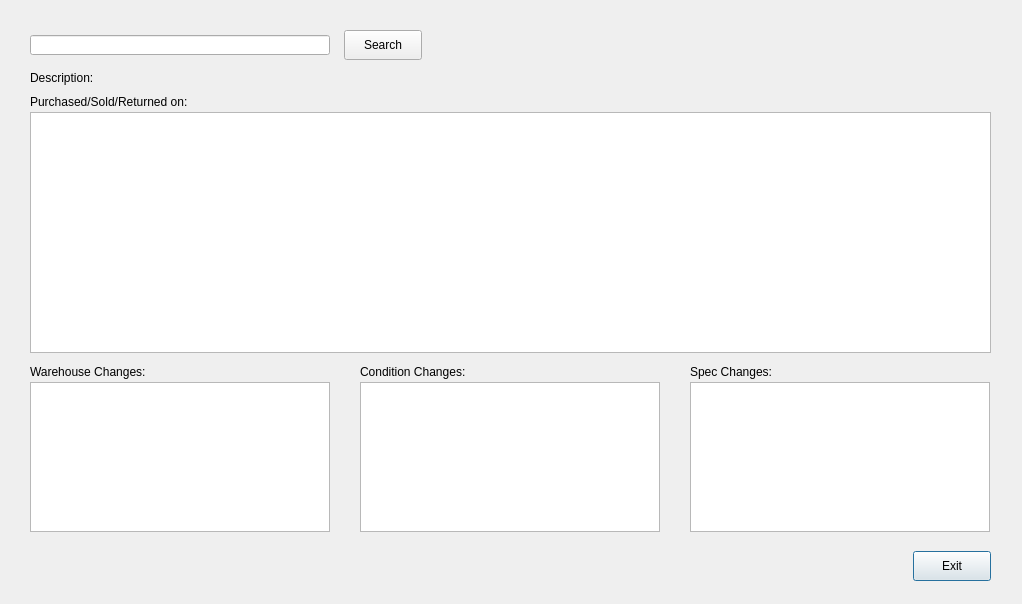
Qt form uis/trace_form.ui (andrei219/euromedia) before a commit.
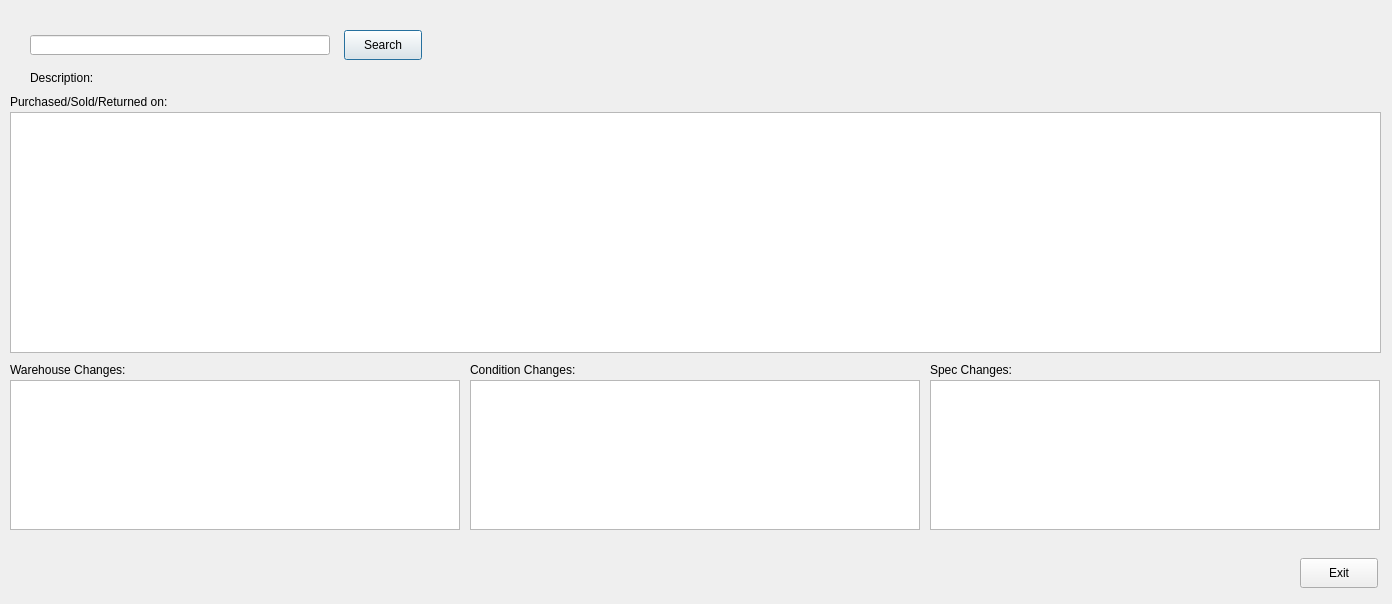
The same form after that commit.

Commit message: Trace fully implemented

```diff
--- a/uis/trace_form.ui
+++ b/uis/trace_form.ui
@@ -6,7 +6,7 @@
    <rect>
     <x>0</x>
     <y>0</y>
-    <width>1022</width>
+    <width>1392</width>
     <height>604</height>
    </rect>
   </property>
@@ -16,8 +16,8 @@
   <widget class="QPushButton" name="exit">
    <property name="geometry">
     <rect>
-     <x>913</x>
-     <y>551</y>
+     <x>1300</x>
+     <y>558</y>
      <width>78</width>
      <height>30</height>
     </rect>
@@ -25,6 +25,9 @@
    <property name="text">
     <string>Exit</string>
    </property>
+   <property name="autoDefault">
+    <bool>false</bool>
+   </property>
   </widget>
   <widget class="QPushButton" name="search_button">
    <property name="geometry">
@@ -38,13 +41,19 @@
    <property name="text">
     <string>Search</string>
    </property>
+   <property name="autoDefault">
+    <bool>false</bool>
+   </property>
+   <property name="default">
+    <bool>true</bool>
+   </property>
   </widget>
   <widget class="QTableView" name="wh_view">
    <property name="geometry">
     <rect>
-     <x>30</x>
-     <y>382</y>
-     <width>300</width>
+     <x>10</x>
+     <y>380</y>
+     <width>450</width>
      <height>150</height>
     </rect>
    </property>
@@ -52,9 +61,9 @@
   <widget class="QTableView" name="condition_view">
    <property name="geometry">
     <rect>
-     <x>360</x>
-     <y>382</y>
-     <width>300</width>
+     <x>470</x>
+     <y>380</y>
+     <width>450</width>
      <height>150</height>
     </rect>
    </property>
@@ -62,9 +71,9 @@
   <widget class="QTableView" name="spac_view">
    <property name="geometry">
     <rect>
-     <x>690</x>
-     <y>382</y>
-     <width>300</width>
+     <x>930</x>
+     <y>380</y>
+     <width>450</width>
      <height>150</height>
     </rect>
    </property>
@@ -72,9 +81,9 @@
   <widget class="QTableView" name="trace_view">
    <property name="geometry">
     <rect>
-     <x>30</x>
+     <x>10</x>
      <y>112</y>
-     <width>961</width>
+     <width>1371</width>
      <height>241</height>
     </rect>
    </property>
@@ -104,9 +113,9 @@
   <widget class="QLabel" name="label">
    <property name="geometry">
     <rect>
-     <x>30</x>
-     <y>362</y>
-     <width>120</width>
+     <x>10</x>
+     <y>360</y>
+     <width>121</width>
      <height>20</height>
     </rect>
    </property>
@@ -117,8 +126,8 @@
   <widget class="QLabel" name="label_2">
    <property name="geometry">
     <rect>
-     <x>360</x>
-     <y>362</y>
+     <x>470</x>
+     <y>360</y>
      <width>120</width>
      <height>20</height>
     </rect>
@@ -130,8 +139,8 @@
   <widget class="QLabel" name="label_3">
    <property name="geometry">
     <rect>
-     <x>690</x>
-     <y>362</y>
+     <x>930</x>
+     <y>360</y>
      <width>120</width>
      <height>20</height>
     </rect>
@@ -143,7 +152,7 @@
   <widget class="QLabel" name="label_4">
    <property name="geometry">
     <rect>
-     <x>30</x>
+     <x>10</x>
      <y>92</y>
      <width>191</width>
      <height>20</height>
```
Left out of the diff: 12 changed lines with no effect on the pictures. The commit also changes 8 other files.
